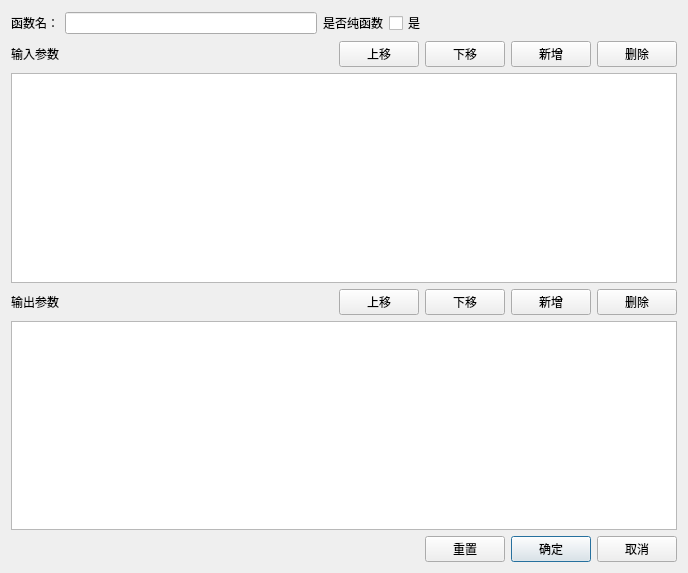
xiongqiumin/JZNodeEditor, file editor/script/JZNodeFuctionEditDialog.ui: the form before one commit.
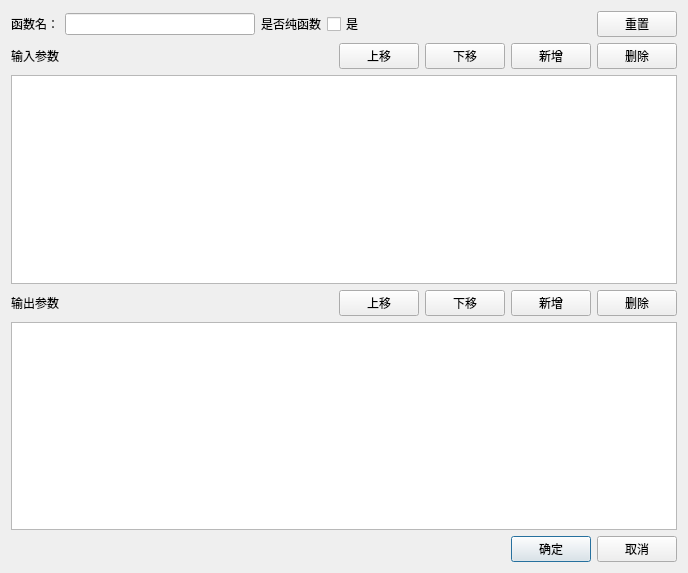
The form after the commit.

Diff of the .ui file:
```diff
--- a/editor/script/JZNodeFuctionEditDialog.ui
+++ b/editor/script/JZNodeFuctionEditDialog.ui
@@ -81,6 +81,16 @@
            </property>
           </spacer>
          </item>
+         <item>
+          <widget class="QPushButton" name="btnReset">
+           <property name="text">
+            <string>重置</string>
+           </property>
+           <property name="autoDefault">
+            <bool>false</bool>
+           </property>
+          </widget>
+         </item>
         </layout>
        </widget>
       </item>
@@ -289,16 +299,6 @@
         </property>
        </spacer>
       </item>
-      <item>
-       <widget class="QPushButton" name="btnReset">
-        <property name="text">
-         <string>重置</string>
-        </property>
-        <property name="autoDefault">
-         <bool>false</bool>
-        </property>
-       </widget>
-      </item>
       <item>
        <widget class="QPushButton" name="btnOk">
         <property name="text">
```
Left out of the diff: 24 changed lines with no effect on the pictures.
